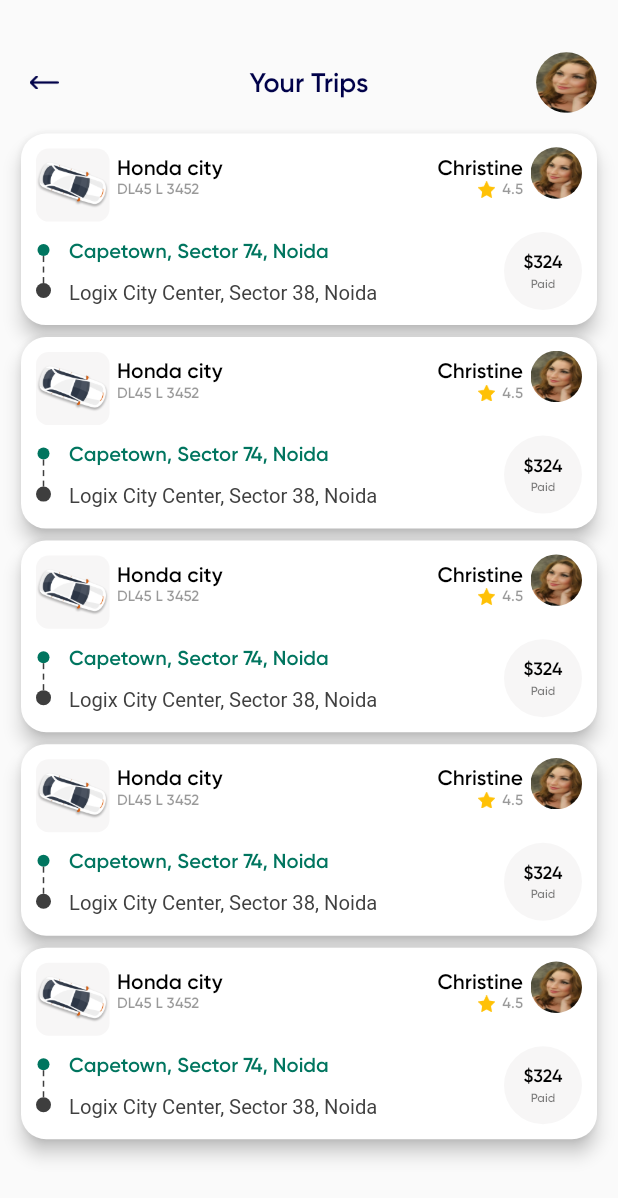
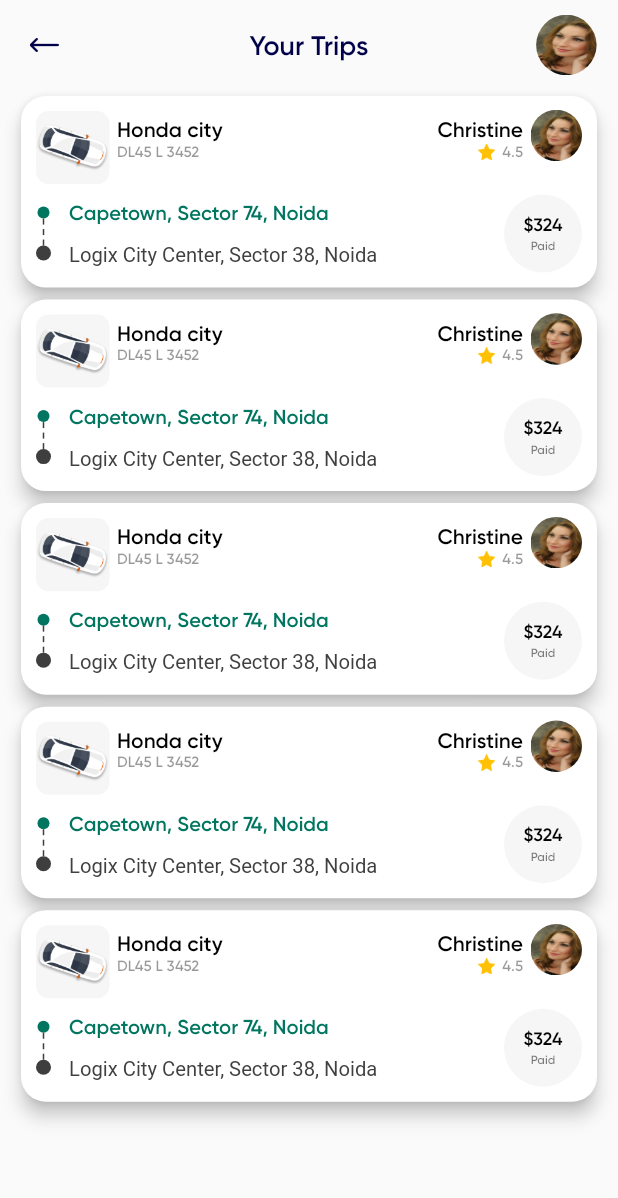
Before and after one commit to vinay667/taxiapp, a Flutter app: the YourTrip screen opened directly, on a phone screen of 412 x 824 dp. Shown: the top 1198 px of the screen. Run offline on Flutter 3.47's test engine with Material 2 defaults, Android fonts, the phone set to English and light mode, and no system bars; drawn by our look-alikes of flutter_dash; our stand-ins replace dotted_border, google_maps_flutter; missing offline and left inert: maps_curved_line; Roboto replaces fonts that are missing (GilroyMedium).

Commit message:
Bugs and ixes

```diff
--- a/lib/screens/home.dart
+++ b/lib/screens/home.dart
@@ -350,6 +350,7 @@ class _MyHomePageState extends State<MyHomePage> {
                                 child: Container(
                               child: Text(
                                 'Hello Alax',
+                                maxLines: 1,
                                 style: TextStyle(
                                     fontSize: 18,
                                     color: MyColor.textBlueColor,
--- a/lib/screens/your_trip.dart
+++ b/lib/screens/your_trip.dart
@@ -14,7 +14,8 @@ class _YourTripState extends State<YourTrip> {
   @override
   Widget build(BuildContext context) {
     return Scaffold(
-        body: Column(
+        body: SafeArea(
+      child: Column(
         children: <Widget>[
           CustomToolbar('Your Trips', context),
           Expanded(
@@ -34,7 +35,8 @@ class _YourTripState extends State<YourTrip> {
                           child: Column(
                             children: <Widget>[
                               Row(
-                              mainAxisAlignment: MainAxisAlignment.spaceBetween,
+                                mainAxisAlignment:
+                                    MainAxisAlignment.spaceBetween,
                                 children: <Widget>[
                                   Row(
                                     children: <Widget>[
@@ -63,7 +65,8 @@ class _YourTripState extends State<YourTrip> {
                                                     left: 5, right: 5),
                                                 child: Text(
                                                   'Honda city',
-                                                overflow: TextOverflow.ellipsis,
+                                                  overflow:
+                                                      TextOverflow.ellipsis,
                                                   maxLines: 1,
                                                   style: TextStyle(
                                                       fontSize: 14,
@@ -73,7 +76,8 @@ class _YourTripState extends State<YourTrip> {
                                                 ),
                                               ),
                                               Container(
-                                              padding: EdgeInsets.only(left: 5),
+                                                padding:
+                                                    EdgeInsets.only(left: 5),
                                                 child: Text(
                                                   'DL45 L 3452',
                                                   style: TextStyle(
@@ -107,7 +111,8 @@ class _YourTripState extends State<YourTrip> {
                                                 style: TextStyle(
                                                     fontSize: 14,
                                                     color: Colors.black,
-                                                  fontFamily: 'GilroySemiBold'),
+                                                    fontFamily:
+                                                        'GilroySemiBold'),
                                               ),
                                             ),
                                             Row(
@@ -167,7 +172,8 @@ class _YourTripState extends State<YourTrip> {
                                           dashLength: 4,
                                           dashColor: MyColor.tripCircleBlack),
                                       CircleAvatar(
-                                      backgroundColor: MyColor.tripCircleBlack,
+                                        backgroundColor:
+                                            MyColor.tripCircleBlack,
                                         radius: 5,
                                       ),
                                     ],
@@ -176,7 +182,8 @@ class _YourTripState extends State<YourTrip> {
                                     width: 12,
                                   ),
                                   Column(
-                                  crossAxisAlignment: CrossAxisAlignment.start,
+                                    crossAxisAlignment:
+                                        CrossAxisAlignment.start,
                                     mainAxisAlignment:
                                         MainAxisAlignment.spaceBetween,
                                     children: <Widget>[
@@ -216,7 +223,8 @@ class _YourTripState extends State<YourTrip> {
                                     radius: 26,
                                     backgroundColor: MyColor.tripCarBack,
                                     child: Column(
-                                    mainAxisAlignment: MainAxisAlignment.center,
+                                      mainAxisAlignment:
+                                          MainAxisAlignment.center,
                                       children: <Widget>[
                                         Text(
                                           '\u0024324',
@@ -247,6 +255,7 @@ class _YourTripState extends State<YourTrip> {
                 }),
           )
         ],
+      ),
     ));
   }
 }
--- a/lib/widgets/custom_toolbar.dart
+++ b/lib/widgets/custom_toolbar.dart
@@ -12,7 +12,6 @@ class CustomToolbar extends StatelessWidget {
     return Container(
         height: 60,
         width: double.infinity,
-        margin: EdgeInsets.only(top: 25),
         child: Row(
           crossAxisAlignment: CrossAxisAlignment.center,
           children: <Widget>[
@@ -34,6 +33,7 @@ class CustomToolbar extends StatelessWidget {
                   child: Container(
                 child: Text(
                   header,
+                  maxLines: 1,
                   style: TextStyle(
                       fontSize: 18,
                       color: MyColor.textBlueColor,
```
Also changed, not shown: lib/screens/help_screen.dart (+4 -3 lines), lib/screens/invite_screen.dart (+4 -3 lines), lib/screens/payment_screen.dart (+4 -3 lines), lib/screens/settings_screen.dart (+4 -3 lines). Lines whose indentation alone changed are shown as unchanged.
